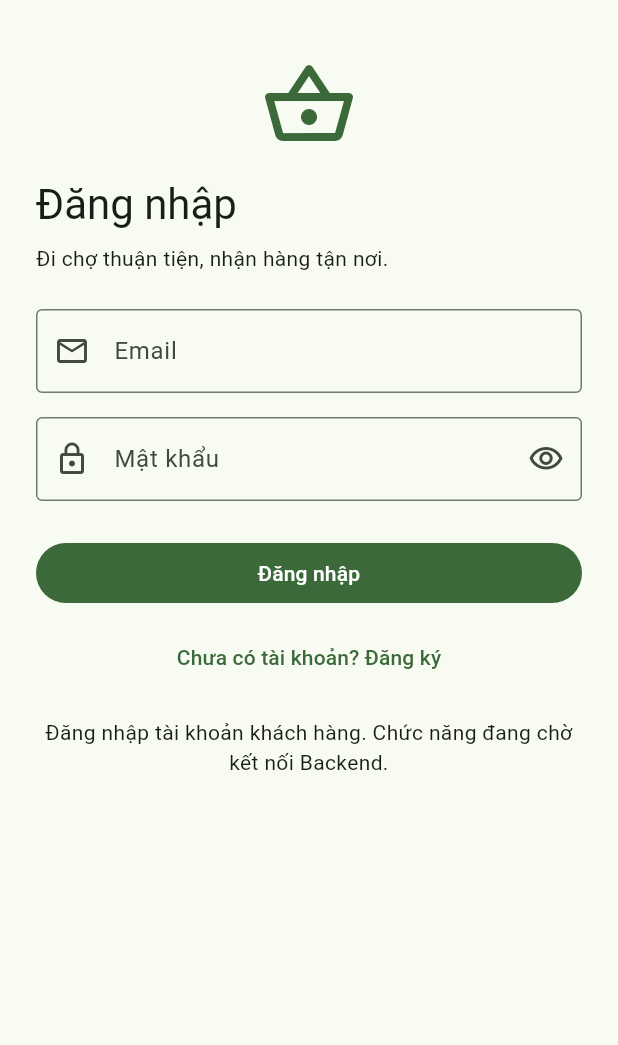
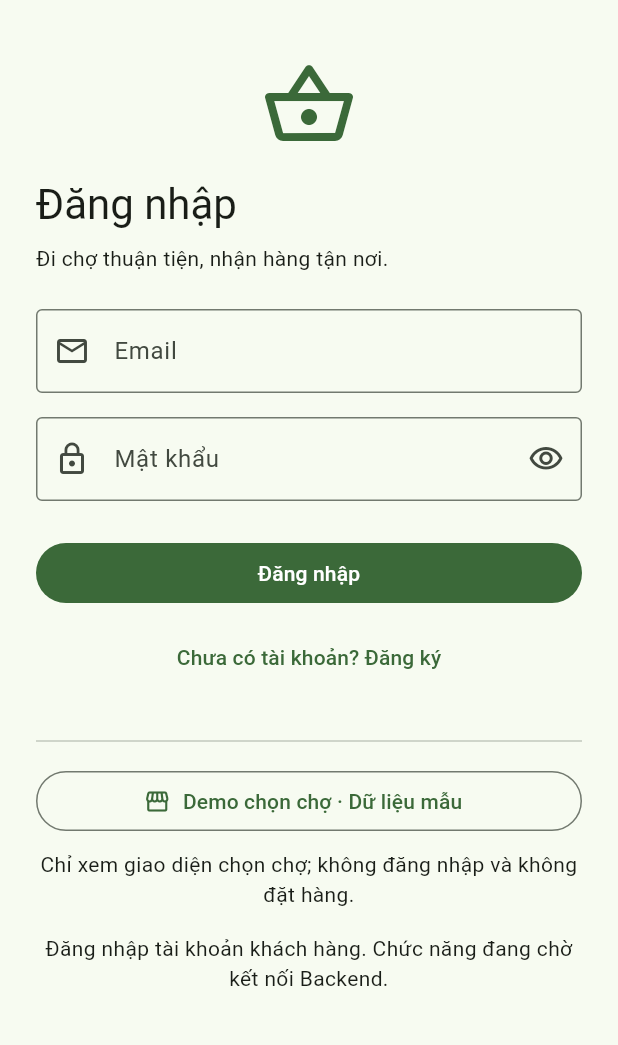
Before and after one commit to NguyenHuyThien/minh-co-5-nguoi, a Flutter app: the screen it shows after launch, on a phone screen of 412 x 824 dp, the part 63-1108 px from its top. Run offline on Flutter 3.47's test engine with Material 3 defaults, Android fonts, the phone set to English and light mode, and no system bars.

Commit message:
feat(market): thêm màn hình chọn chợ và điều hướng demo

```diff
--- a/client-flutter/lib/screens/login_page.dart
+++ b/client-flutter/lib/screens/login_page.dart
@@ -1,6 +1,8 @@
 import 'package:flutter/material.dart';
 
+import '../models/market.dart';
 import '../validators/auth_validators.dart';
+import 'market_selection_page.dart';
 import 'register_page.dart';
 
 class LoginPage extends StatefulWidget {
@@ -15,12 +17,30 @@ class _LoginPageState extends State<LoginPage> {
   final _emailController = TextEditingController();
   final _passwordController = TextEditingController();
   bool _hidePassword = true;
+  Market? _demoMarket;
 
   @override
   void dispose() {
     _emailController.dispose();
     _passwordController.dispose();
     super.dispose();
+  }
+
+  Future<void> _openMarketDemo() async {
+    FocusScope.of(context).unfocus();
+    final market = await Navigator.push<Market>(
+      context,
+      MaterialPageRoute<Market>(
+        builder: (context) => const MarketSelectionPage(),
+      ),
+    );
+    if (!mounted || market == null) return;
+    setState(() => _demoMarket = market);
+    ScaffoldMessenger.of(context)
+      ..hideCurrentSnackBar()
+      ..showSnackBar(
+        SnackBar(content: Text('Đã chọn chợ mẫu: ${market.name}')),
+      );
   }
 
   void _submit() {
@@ -121,6 +141,28 @@ class _LoginPageState extends State<LoginPage> {
                       ),
                       child: const Text('Chưa có tài khoản? Đăng ký'),
                     ),
+                    const SizedBox(height: 24),
+                    const Divider(),
+                    const SizedBox(height: 8),
+                    OutlinedButton.icon(
+                      key: const ValueKey('open_market_demo'),
+                      onPressed: _openMarketDemo,
+                      icon: const Icon(Icons.storefront_outlined),
+                      label: const Text('Demo chọn chợ · Dữ liệu mẫu'),
+                    ),
+                    const SizedBox(height: 8),
+                    const Text(
+                      'Chỉ xem giao diện chọn chợ; không đăng nhập và không đặt hàng.',
+                      textAlign: TextAlign.center,
+                    ),
+                    if (_demoMarket != null) ...[
+                      const SizedBox(height: 12),
+                      Text(
+                        'Chợ mẫu đã chọn: ${_demoMarket!.name}',
+                        key: const ValueKey('selected_demo_market'),
+                        textAlign: TextAlign.center,
+                      ),
+                    ],
                     const SizedBox(height: 16),
                     const Text(
                       'Đăng nhập tài khoản khách hàng. Chức năng đang chờ kết nối Backend.',
```
Also changed, not shown: client-flutter/lib/screens/market_selection_page.dart (added, +175 -0 lines).
